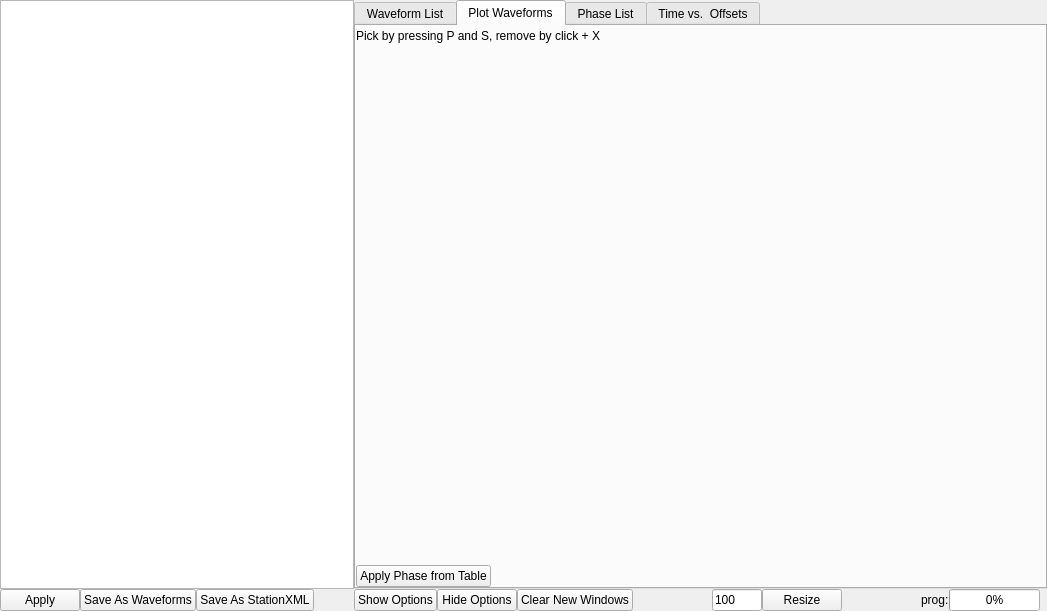
yudhastyawan/QuakeSee, file ui/load_data_waveforms.ui: the form before one commit.
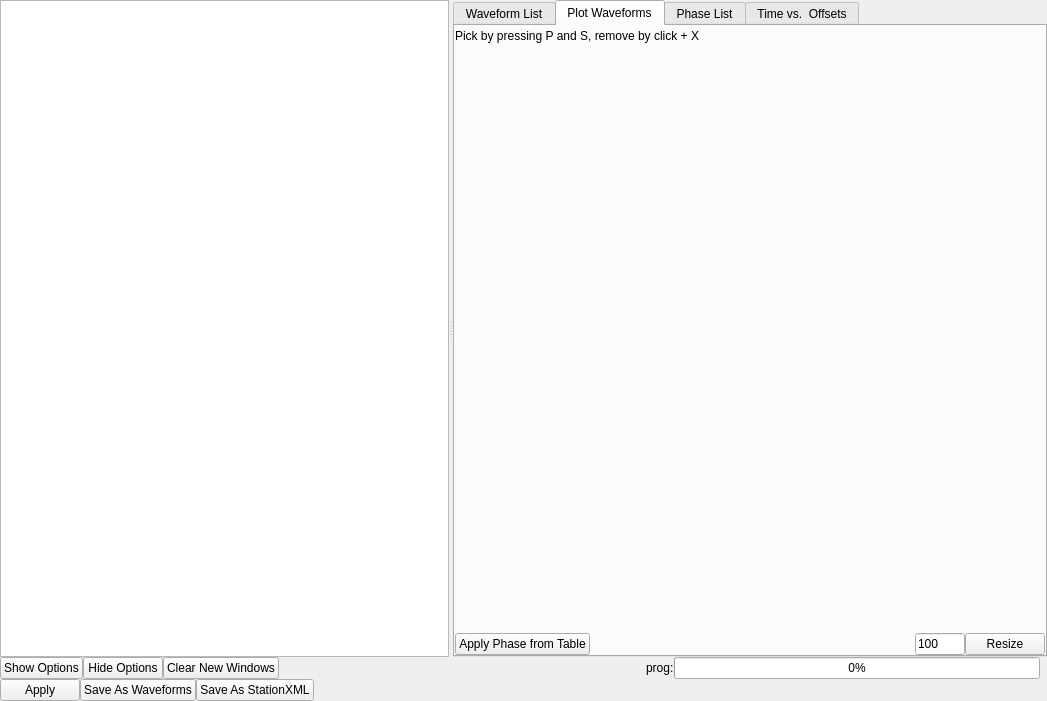
The form after the commit. The open tabs and pages were chosen to show the change. Custom widgets are drawn as their Qt base class.

What changed in the file:
```diff
--- a/ui/load_data_waveforms.ui
+++ b/ui/load_data_waveforms.ui
@@ -7,7 +7,7 @@
     <x>0</x>
     <y>0</y>
     <width>1047</width>
-    <height>611</height>
+    <height>701</height>
    </rect>
   </property>
   <property name="sizePolicy">
@@ -25,7 +25,7 @@
   <property name="windowTitle">
    <string>Form</string>
   </property>
-  <layout class="QHBoxLayout" name="horizontalLayout_3">
+  <layout class="QVBoxLayout" name="verticalLayout_5">
    <property name="spacing">
     <number>0</number>
    </property>
@@ -42,23 +42,30 @@
     <number>0</number>
    </property>
    <item>
+    <widget class="QSplitter" name="splitter_2">
+     <property name="sizePolicy">
+      <sizepolicy hsizetype="Expanding" vsizetype="Expanding">
+       <horstretch>0</horstretch>
+       <verstretch>0</verstretch>
+      </sizepolicy>
+     </property>
+     <property name="orientation">
+      <enum>Qt::Horizontal</enum>
+     </property>
     <widget class="QWidget" name="wid_options" native="true">
      <property name="sizePolicy">
-      <sizepolicy hsizetype="Minimum" vsizetype="Preferred">
+       <sizepolicy hsizetype="Minimum" vsizetype="Expanding">
        <horstretch>0</horstretch>
        <verstretch>0</verstretch>
       </sizepolicy>
      </property>
      <property name="maximumSize">
       <size>
-       <width>400</width>
+        <width>16777215</width>
        <height>16777215</height>
       </size>
      </property>
      <layout class="QVBoxLayout" name="verticalLayout">
-      <property name="spacing">
-       <number>0</number>
-      </property>
       <property name="leftMargin">
        <number>0</number>
       </property>
@@ -87,65 +94,8 @@
         </property>
        </widget>
       </item>
-      <item>
-       <layout class="QHBoxLayout" name="horizontalLayout">
-        <property name="spacing">
-         <number>0</number>
-        </property>
-        <item>
-         <widget class="QPushButton" name="btn_apply">
-          <property name="maximumSize">
-           <size>
-            <width>100</width>
-            <height>16777215</height>
-           </size>
-          </property>
-          <property name="text">
-           <string>Apply</string>
-          </property>
-         </widget>
-        </item>
-        <item>
-         <widget class="QPushButton" name="btn_saveas_waveforms">
-          <property name="text">
-           <string>Save As Waveforms</string>
-          </property>
-         </widget>
-        </item>
-        <item>
-         <widget class="QPushButton" name="btn_saveas_stationxml">
-          <property name="text">
-           <string>Save As StationXML</string>
-          </property>
-         </widget>
-        </item>
-        <item>
-         <spacer name="horizontalSpacer">
-          <property name="orientation">
-           <enum>Qt::Horizontal</enum>
-          </property>
-          <property name="sizeType">
-           <enum>QSizePolicy::Preferred</enum>
-          </property>
-          <property name="sizeHint" stdset="0">
-           <size>
-            <width>40</width>
-            <height>20</height>
-           </size>
-          </property>
-         </spacer>
-        </item>
-       </layout>
-      </item>
-     </layout>
-    </widget>
-   </item>
-   <item>
-    <layout class="QVBoxLayout" name="verticalLayout_5">
-     <property name="spacing">
-      <number>0</number>
-     </property>
-     <item>
+      </layout>
+     </widget>
       <widget class="QTabWidget" name="tab_main">
        <property name="currentIndex">
         <number>0</number>
@@ -269,6 +219,26 @@
              </property>
             </spacer>
            </item>
+          <item>
+           <widget class="QLineEdit" name="text_resize">
+            <property name="maximumSize">
+             <size>
+              <width>50</width>
+              <height>16777215</height>
+             </size>
+            </property>
+            <property name="text">
+             <string>100</string>
+            </property>
+           </widget>
+          </item>
+          <item>
+           <widget class="QPushButton" name="btn_resize">
+            <property name="text">
+             <string>Resize</string>
+            </property>
+           </widget>
+          </item>
           </layout>
          </item>
         </layout>
@@ -421,7 +391,13 @@
         </layout>
        </widget>
       </widget>
-     </item>
+    </widget>
+   </item>
+   <item>
+    <layout class="QVBoxLayout" name="verticalLayout_7">
+     <property name="spacing">
+      <number>0</number>
+     </property>
      <item>
       <layout class="QHBoxLayout" name="horizontalLayout_2">
        <property name="spacing">
@@ -461,39 +437,6 @@
          </property>
         </spacer>
        </item>
-       <item>
-        <widget class="QLineEdit" name="text_resize">
-         <property name="maximumSize">
-          <size>
-           <width>50</width>
-           <height>16777215</height>
-          </size>
-         </property>
-         <property name="text">
-          <string>100</string>
-         </property>
-        </widget>
-       </item>
-       <item>
-        <widget class="QPushButton" name="btn_resize">
-         <property name="text">
-          <string>Resize</string>
-         </property>
-        </widget>
-       </item>
-       <item>
-        <spacer name="horizontalSpacer_4">
-         <property name="orientation">
-          <enum>Qt::Horizontal</enum>
-         </property>
-         <property name="sizeHint" stdset="0">
-          <size>
-           <width>40</width>
-           <height>20</height>
-          </size>
-         </property>
-        </spacer>
-       </item>
        <item>
         <widget class="QLabel" name="label_2">
          <property name="text">
@@ -517,6 +460,74 @@
        </item>
       </layout>
      </item>
+     <item>
+      <layout class="QHBoxLayout" name="horizontalLayout">
+       <property name="spacing">
+        <number>0</number>
+       </property>
+       <item>
+        <widget class="QPushButton" name="btn_apply">
+         <property name="maximumSize">
+          <size>
+           <width>16777215</width>
+           <height>16777215</height>
+          </size>
+         </property>
+         <property name="text">
+          <string>Apply</string>
+         </property>
+        </widget>
+       </item>
+       <item>
+        <widget class="QPushButton" name="btn_saveas_waveforms">
+         <property name="sizePolicy">
+          <sizepolicy hsizetype="Minimum" vsizetype="Fixed">
+           <horstretch>0</horstretch>
+           <verstretch>0</verstretch>
+          </sizepolicy>
+         </property>
+         <property name="maximumSize">
+          <size>
+           <width>16777215</width>
+           <height>16777215</height>
+          </size>
+         </property>
+         <property name="text">
+          <string>Save As Waveforms</string>
+         </property>
+        </widget>
+       </item>
+       <item>
+        <widget class="QPushButton" name="btn_saveas_stationxml">
+         <property name="maximumSize">
+          <size>
+           <width>16777215</width>
+           <height>16777215</height>
+          </size>
+         </property>
+         <property name="text">
+          <string>Save As StationXML</string>
+         </property>
+        </widget>
+       </item>
+       <item>
+        <spacer name="horizontalSpacer">
+         <property name="orientation">
+          <enum>Qt::Horizontal</enum>
+         </property>
+         <property name="sizeType">
+          <enum>QSizePolicy::Expanding</enum>
+         </property>
+         <property name="sizeHint" stdset="0">
+          <size>
+           <width>40</width>
+           <height>20</height>
+          </size>
+         </property>
+        </spacer>
+       </item>
+      </layout>
+     </item>
     </layout>
    </item>
   </layout>
```
Left out of the diff: 3 changed lines with no effect on the pictures. Lines whose indentation alone changed are shown as unchanged.
